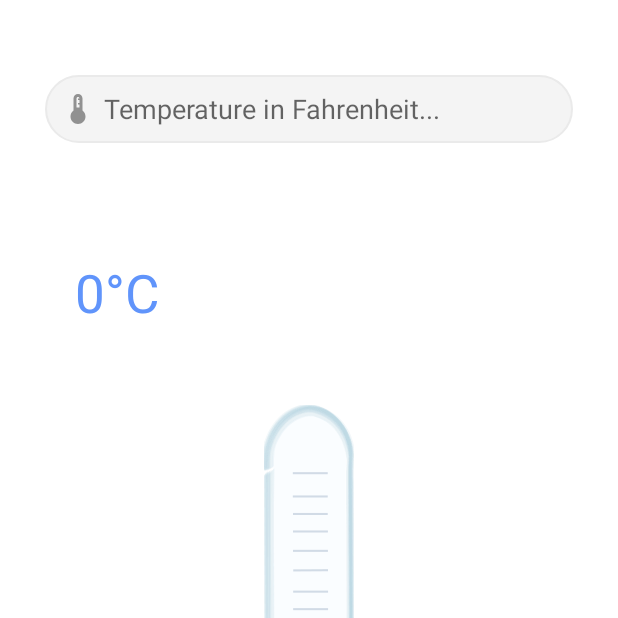
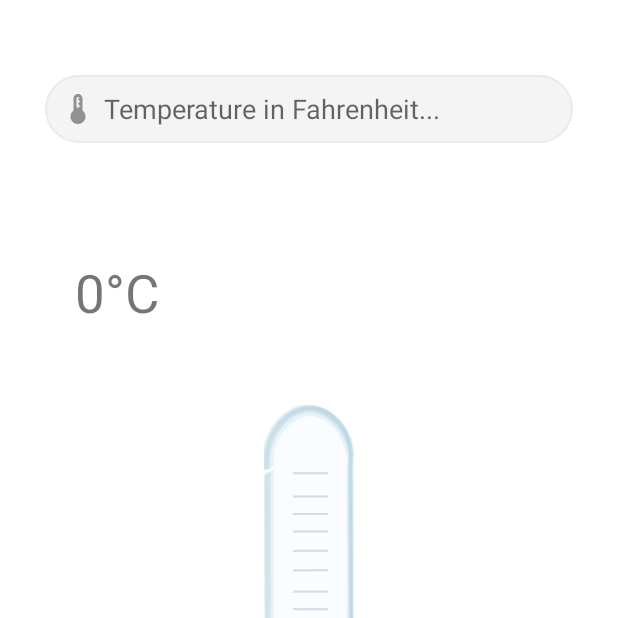
Before and after one commit to shahad-tariq/temperature_converter_app, an Android app: the screen it shows after launch (MainActivity), on a phone screen of 412 x 824 dp, the top half of it. Run offline under Robolectric (Android 15) with nearby library versions, the phone set to English and light mode, and no system bars; our stand-ins replace data binding.

Commit message:
remove property ChangeColorByTemperature from text view and add to progress and change colors

```diff
--- a/app/src/main/java/com/example/temperature_converter_app/util/BindingAdapter.kt
+++ b/app/src/main/java/com/example/temperature_converter_app/util/BindingAdapter.kt
@@ -4,16 +4,17 @@ import android.annotation.SuppressLint
 import android.widget.TextView
 import androidx.databinding.BindingAdapter
 import com.example.temperature_converter_app.R
+import com.google.android.material.progressindicator.LinearProgressIndicator
 
 
 @SuppressLint("ResourceAsColor")
 @BindingAdapter(value = ["app:ChangeColorByTemperature"])
-fun changeColor(view: TextView, valueTemperature: Int?) {
+fun changeColor(view: LinearProgressIndicator, valueTemperature: Int?) {
     when (valueTemperature) {
-        in Int.MIN_VALUE..0 -> view.setForTextColor(R.color.blue)
-        in 0..20 -> view.setForTextColor(R.color.green)
-        in 21..30 -> view.setForTextColor(R.color.yellow)
-        in 31..40 -> view.setForTextColor(R.color.orange)
-        else -> view.setForTextColor(R.color.red)
+        in Int.MIN_VALUE..0 -> view.setForIndicatorColor(R.color.blue)
+        in 0..20 -> view.setForIndicatorColor(R.color.green)
+        in 21..30 -> view.setForIndicatorColor(R.color.yellow)
+        in 31..40 -> view.setForIndicatorColor(R.color.orange)
+        else -> view.setForIndicatorColor(R.color.red)
     }
 }
--- a/app/src/main/java/com/example/temperature_converter_app/util/ExtensionsFunction.kt
+++ b/app/src/main/java/com/example/temperature_converter_app/util/ExtensionsFunction.kt
@@ -1,10 +1,9 @@
 package com.example.temperature_converter_app.util
 
-
-import android.widget.TextView
 import androidx.core.content.ContextCompat
+import com.google.android.material.progressindicator.LinearProgressIndicator
 
 
-fun TextView.setForTextColor(colorValue: Int){
-    this.setTextColor(ContextCompat.getColor(this.context, colorValue))
+fun LinearProgressIndicator.setForIndicatorColor(colorValue: Int){
+    this.setIndicatorColor((ContextCompat.getColor(this.context, colorValue)))
 }
--- a/app/src/main/res/layout/fragment_home.xml
+++ b/app/src/main/res/layout/fragment_home.xml
@@ -41,7 +41,6 @@
             android:layout_marginStart="50dp"
             android:hint="55 C"
             android:textSize="35dp"
-            app:ChangeColorByTemperature="@{viewModelHome.temperatureInCelsius}"
             android:text="@{viewModelHome.temperatureInCelsius.toString() +'°'+'C'}"
             app:layout_constraintBottom_toTopOf="@+id/progressBar"
             app:layout_constraintStart_toStartOf="parent"
@@ -56,9 +55,9 @@
             android:max="1000"
             android:maxLength="1000"
             android:layout_marginTop="10dp"
+            app:ChangeColorByTemperature="@{viewModelHome.temperatureInCelsius}"
             android:progress="@{viewModelHome.temperatureInCelsius}"
             android:rotation="270"
-            app:indicatorColor="@color/purple_200"
             app:layout_constraintBottom_toBottomOf="parent"
             app:layout_constraintEnd_toEndOf="parent"
             app:layout_constraintTop_toBottomOf="@+id/editText"
--- a/app/src/main/res/values/colors.xml
+++ b/app/src/main/res/values/colors.xml
@@ -1,13 +1,12 @@
 <?xml version="1.0" encoding="utf-8"?>
 <resources>
-    <color name="purple_200">#E5503E</color>
-    <color name="purple_500">#5A7A91</color>
+    <color name="purple_200">#4F6C81</color>
     <color name="black">#FF000000</color>
     <color name="white">#FFFFFFFF</color>
 
     <color name="blue">#6094FB</color>
     <color name="green">#69AF88</color>
-    <color name="yellow">#BDAD58</color>
-    <color name="orange">#F16C5B</color>
-    <color name="red">#911D1D</color>
+    <color name="yellow">#B5A865</color>
+    <color name="orange">#ED7F71</color>
+    <color name="red">#851C1C</color>
 </resources>
```
